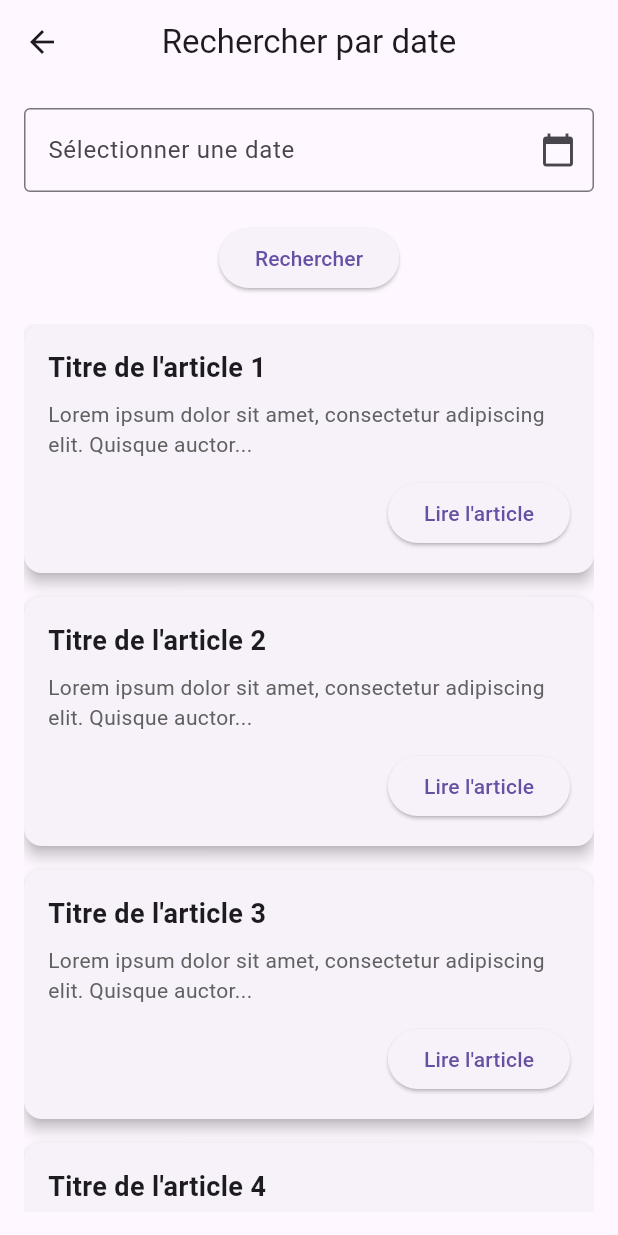
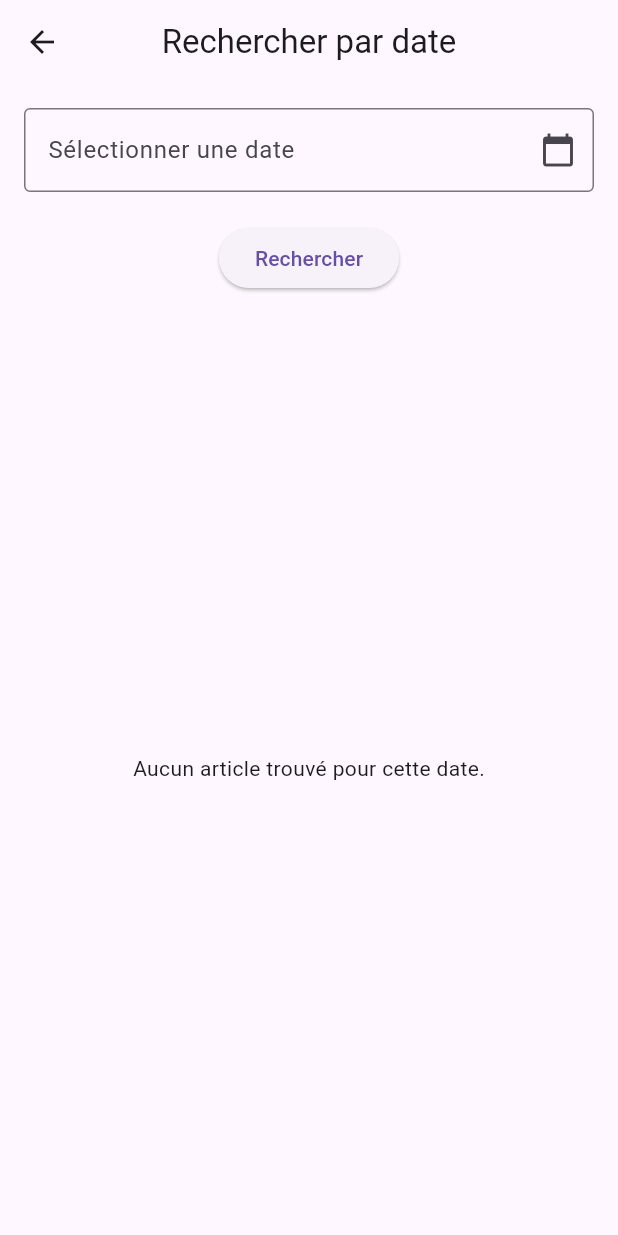
Before and after one commit to Traygueur/sumapp, a Flutter app: the ActualityDateView screen opened directly, on a phone screen of 412 x 824 dp. Run offline on Flutter 3.47's test engine with Material 3 defaults, Android fonts, the phone set to English and light mode, and no system bars; our stand-ins replace supabase_flutter; accounts and stored records are empty; network calls fail.

Commit message:
push actuality date view

```diff
--- a/lib/scrap.dart
+++ b/lib/scrap.dart
@@ -1,3 +1,5 @@
+import 'package:sumapp/views/actuality_date_view.dart';
+
 import 'views/actuality_view.dart';
 import 'package:flutter/material.dart';
 import 'package:http/http.dart' as http;
@@ -300,7 +302,7 @@ class _HtmlFetcherState extends State<HtmlFetcher> {
               onPressed: () {
                 Navigator.push(
                   context,
-                  MaterialPageRoute(builder: (context) => Actualite()),
+                  MaterialPageRoute(builder: (context) => ActualityDateView()),
                 );
               },
               child: Text("Aller à la nouvelle page"),
--- a/lib/views/actuality_date_view.dart
+++ b/lib/views/actuality_date_view.dart
@@ -1,4 +1,7 @@
 import 'package:flutter/material.dart';
+import 'package:sumapp/scrap.dart';
+import 'package:intl/intl.dart';
+import 'read_article_view.dart';
 
 class ActualityDateView extends StatefulWidget {
   const ActualityDateView({super.key});
@@ -13,6 +16,13 @@ class _ActualityDateViewState extends State<ActualityDateView> {
 
   @override
   Widget build(BuildContext context) {
+    List<String> titleList = selectedDate != null
+        ? globalArticleTitles.entries
+        .where((entry) => entry.value[0] == DateFormat("yyyy/MM/dd").format(selectedDate!))
+        .map((entry) => entry.key)
+        .toList()
+        : [];
+
     return Scaffold(
       appBar: AppBar(
         title: Text("Rechercher par date"),
@@ -24,6 +34,7 @@ class _ActualityDateViewState extends State<ActualityDateView> {
           children: [
             TextField(
               controller: _dateController,
+              readOnly: true, // Empêche la saisie manuelle
               decoration: InputDecoration(
                 labelText: "Sélectionner une date",
                 border: OutlineInputBorder(),
@@ -39,7 +50,7 @@ class _ActualityDateViewState extends State<ActualityDateView> {
                     if (pickedDate != null) {
                       setState(() {
                         selectedDate = pickedDate;
-                        _dateController.text = "${pickedDate.year}/${pickedDate.month.toString().padLeft(2, '0')}/${pickedDate.day.toString().padLeft(2, '0')}";
+                        _dateController.text = DateFormat("yyyy/MM/dd").format(pickedDate);
                       });
                     }
                   },
@@ -51,16 +62,21 @@ class _ActualityDateViewState extends State<ActualityDateView> {
               onPressed: () {
                 if (selectedDate != null) {
                   print("Recherche des articles pour la date : ${_dateController.text}");
-                  // Ici, tu pourras appeler une fonction pour récupérer les articles de cette date
+                  setState(() {}); // Mettre à jour la liste des articles affichés
                 }
               },
               child: Text("Rechercher"),
             ),
             const SizedBox(height: 20),
             Expanded(
-              child: ListView.builder(
-                itemCount: 5, // Simule 5 articles
+              child: titleList.isEmpty
+                  ? Center(child: Text("Aucun article trouvé pour cette date."))
+                  : ListView.builder(
+                itemCount: titleList.length,
                 itemBuilder: (context, index) {
+                  String title = titleList[index];
+                  String summary = globalArticleTitles[title]?[1] ?? "Résumé non disponible";
+
                   return Card(
                     elevation: 4,
                     margin: const EdgeInsets.only(bottom: 16),
@@ -73,7 +89,7 @@ class _ActualityDateViewState extends State<ActualityDateView> {
                         crossAxisAlignment: CrossAxisAlignment.start,
                         children: [
                           Text(
-                            "Titre de l'article ${index + 1}",
+                            title,
                             style: TextStyle(
                               fontSize: 18,
                               fontWeight: FontWeight.bold,
@@ -81,7 +97,7 @@ class _ActualityDateViewState extends State<ActualityDateView> {
                           ),
                           const SizedBox(height: 8),
                           Text(
-                            "Lorem ipsum dolor sit amet, consectetur adipiscing elit. Quisque auctor...",
+                            summary,
                             style: TextStyle(fontSize: 14, color: Colors.grey[700]),
                             maxLines: 3,
                             overflow: TextOverflow.ellipsis,
@@ -90,7 +106,17 @@ class _ActualityDateViewState extends State<ActualityDateView> {
                           Align(
                             alignment: Alignment.centerRight,
                             child: ElevatedButton(
-                              onPressed: () {},
+                              onPressed: () {
+                                Navigator.push(
+                                  context,
+                                  MaterialPageRoute(
+                                    builder: (context) => ReadArticleView(
+                                      title: title,
+                                      summary: summary,
+                                    ),
+                                  ),
+                                );
+                              },
                               child: Text("Lire l'article"),
                             ),
                           ),
```
